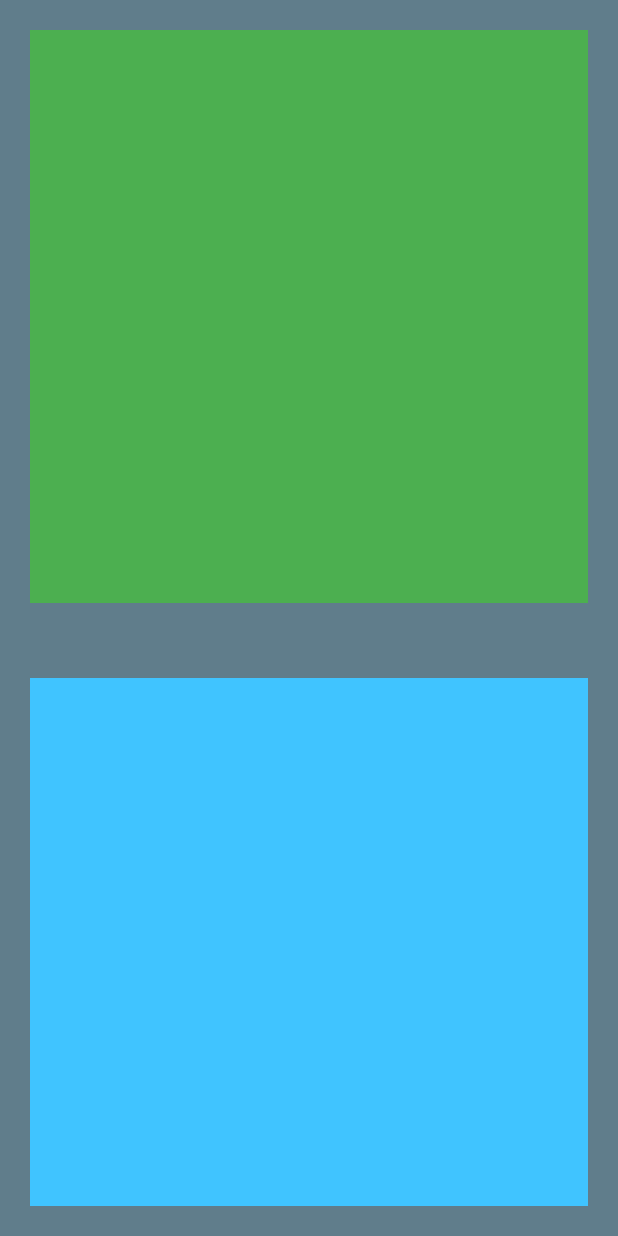
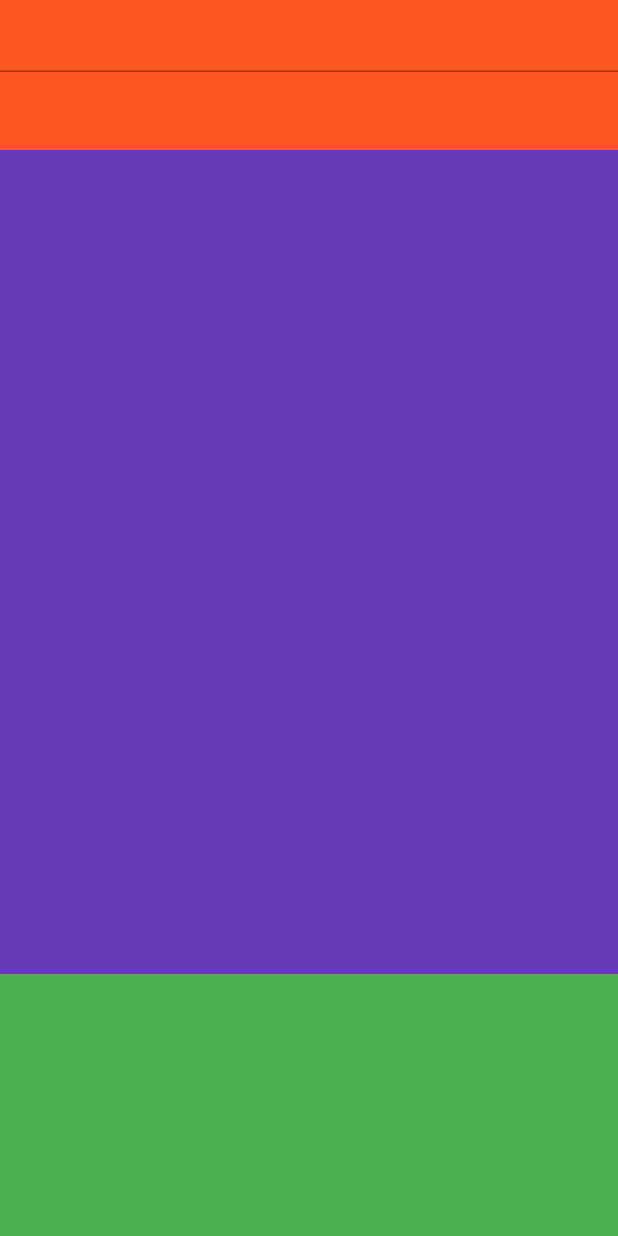
Before and after one commit to LPxfdDpp/dart_study, a Flutter app: the screen it shows after launch, on a phone screen of 412 x 824 dp. Run offline on Flutter 3.47's test engine with Material 2 defaults, Android fonts, the phone set to English and light mode, and no system bars; our stand-ins replace bloc, built_collection, built_value, dio, flutter_bloc, rxdart; generated files the repository leaves out were written again.

Commit message:
小调整

```diff
--- a/phone_study/lib/basic_use_of_flutter/basic_use_of_flutter_page_2.dart
+++ b/phone_study/lib/basic_use_of_flutter/basic_use_of_flutter_page_2.dart
@@ -49,12 +49,12 @@ class _BasicUseOfFlutterPage2State extends State<BasicUseOfFlutterPage2> with Ro
     print(preRoutPassInArguments);
 
 
-    Phone_study.routeObserver.subscribe(this, ModalRoute.of(context));
+    routeObserver.subscribe(this, ModalRoute.of(context));
   }
 
   @override
   void dispose() {
-    Phone_study.routeObserver.unsubscribe(this);
+    routeObserver.unsubscribe(this);
     super.dispose();
     print('RouteAware dispose');
   }
--- a/phone_study/lib/main.dart
+++ b/phone_study/lib/main.dart
@@ -1,15 +1,18 @@
 import 'package:flutter/material.dart';
 import 'basic_use_of_flutter/route/ownNavigatorObserver.dart';
 import 'basic_use_of_flutter/route/ownRouteGenerator.dart';
+
+
+// 全局的路由监听者，可在需要的widget中添加，应该放到一个全局定义的文件中
+//需要监听的Widget中 需要 extends State<xxx> with RouteAware {
+final RouteObserver<PageRoute> routeObserver = RouteObserver<PageRoute>();
+
 
 void main() => runApp(new Phone_study());
 
 class Phone_study extends StatelessWidget {
 
 
-  // 全局的路由监听者，可在需要的widget中添加，应该放到一个全局定义的文件中
-  //需要监听的Widget中 需要 extends State<xxx> with RouteAware {
-  static final RouteObserver<PageRoute> routeObserver = RouteObserver<PageRoute>();
 
   @override
   Widget build(BuildContext context) {
--- a/phone_study/lib/pre/pre.dart
+++ b/phone_study/lib/pre/pre.dart
@@ -31,36 +31,21 @@ class PrePageState extends State<PrePage> with SingleTickerProviderStateMixin {
   AnimationController _animationController;
 
 
+
+
+
+  Key _key = ValueKey("value");
+
+
+
+
+ScrollController _scrollController = ScrollController();
   @override
   void initState() {
     super.initState();
     _animationController = AnimationController(vsync: this,duration: Duration(milliseconds: 5000));
-     _animation = _animationController.drive(
-       Tween(
-         begin: 0,
-         end: 200,
-       ),
-     );
-    _animationP = _animationController.drive(
-      Tween(
-        begin: 0,
-        end: 2*math.pi,
-      ),
-    );
-
-    _animationController.addListener(() {
-//      setState(() {
-//
-//      });
-    });
 
 
-    _animationController.forward();
-    _controller = ScrollController()..addListener(() {
-
-      print("jjjjj");
-
-    });
 
   }
 
@@ -74,24 +59,24 @@ class PrePageState extends State<PrePage> with SingleTickerProviderStateMixin {
 
  var _deviceW;
  var _deviceH;
-
- var _key = ValueKey("value");
-var _controller;
   @override
   Widget build(BuildContext context) {
     if(_deviceW == null) _deviceW = MediaQuery.of(context).size.width;
     if(_deviceH == null) _deviceH = MediaQuery.of(context).size.height;
-;
+
 
 
 //    CustomScrollView
-//    SliverGrid
 //    SliverList
 //    ListView
+//    RenderSliverList
+//    SliverPadding
 
-    print("ppppppppppppppppppp");
-    print(_animation.value);
-    print(_animation.value.toString());
+
+
+    print("build(BuildContext context)");
+
+
 
     return Scaffold(
         backgroundColor: Colors.amber,
@@ -99,87 +84,133 @@ var _controller;
         body:
         SafeArea(
           child: Center(
-            child: ColoredBox(
-              color: Colors.blueGrey,
-              child: Padding(
-                padding: const EdgeInsets.all(20.0),
             child:
             NotificationListener<ScrollUpdateNotification>(
-                    child:Scrollable(
-                    controller :_controller,
-                  viewportBuilder:(context,position){
+              child: Scrollable(
+                viewportBuilder: (BuildContext context, ViewportOffset offset) {
+                  return Viewport(
+                    offset: offset,
+                    slivers:
+                                 [ SliverToBoxAdapter(
+                key: _key,
+                child: GestureDetector(
+                  onTap: (){
+                    print("ddddddddddddd");
+                    FocusScope.of(context).unfocus();
+                  },
+                  child: Container(
+                    width: 200,
+                    height: 100,
+                    color: Colors.deepOrange,
+                    child: TextField(
 
-                    return Viewport(
-                      center: _key,
-                      offset: ViewportOffset.fixed(position.pixels),
-                      slivers: <Widget>[
-                        SliverToBoxAdapter(
-                          child: Container(
-                            width: _deviceW*4/3,
-                            height: _deviceH/2-30,
-                            color: Colors.deepOrange,
+                    ),
+                  ),
                 ),
               ),
               SliverToBoxAdapter(
-                          child: SizedBox(
-                            height: 50,
+
+                child: GestureDetector(
+                  onTap: (){
+                    FocusScope.of(context).unfocus();
+                  },
+                  child: Container(
+                    width: 200,
+                    height: _deviceH*2/3,
+                    color: Colors.deepPurple,
                   ),
-                        ),
-                        SliverToBoxAdapter(
-                          key: _key,
-                          child: Container(
-                            width: _deviceW*4/3,
-                            height: _deviceH/2-30,
-                            color: Colors.green,
-                          ),
-                        ),
-                        SliverToBoxAdapter(
-                          child: SizedBox(
-                            height: 50,
                 ),
               ),
               SliverToBoxAdapter(
                 child: Container(
-                            width: _deviceW*4/3,
-                            height: _deviceH/2-30,
-                            color: Colors.lightBlueAccent,
+                  width: 200,
+                  height: _deviceH*2/3,
+                  color: Colors.green,
                 ),
               ),
-                      ],
+                   ]
+                    ,
                   );
-                  }
-
-                ),
-
-                onNotification: (jjj){
-                      print("llllll");
                 },
               ),
-              ),
-            ),
+              onNotification: (ScrollUpdateNotification notification) {
+
+                print("onNotification");
+
+                final FocusScopeNode focusScope = FocusScope.of(context);
+                if (notification.dragDetails != null && focusScope.hasFocus) {
+                  focusScope.unfocus();
+                }
+                return false;
+              },
+            )
+
+
+
+
+
+
+
+//            Viewport(
+//              offset: ViewportOffset.fixed(0),
+//              anchor: 0.0,
+//            center: _key,
+//            slivers: <Widget>[
+//              SliverToBoxAdapter(
+//                key: _key,
+//                child: GestureDetector(
+//                  onTap: (){
+//                    print("ddddddddddddd");
+//                    FocusScope.of(context).unfocus();
+//                  },
+//                  child: Container(
+//                    width: 200,
+//                    height: 100,
+//                    color: Colors.deepOrange,
+//                    child: TextField(
+//
+//                    ),
+//                  ),
+//                ),
+//              ),
+//              SliverToBoxAdapter(
+//
+//                child: GestureDetector(
+//                  onTap: (){
+//                    FocusScope.of(context).unfocus();
+//                  },
+//                  child: Container(
+//                    width: 200,
+//                    height: _deviceH*2/3,
+//                    color: Colors.deepPurple,
+//                  ),
+//                ),
+//              ),
+//              SliverToBoxAdapter(
+//                child: Container(
+//                  width: 200,
+//                  height: _deviceH*2/3,
+//                  color: Colors.green,
+//                ),
+//              ),
+//
+//              ],
+//            )
+
+
+
+
+
+
+
+
+
+
           ),
         )
 
     );
   }
-
-//  Transform(
-//  alignment: FractionalOffset.center,
-//  transform: Matrix4(
-//  1,0,0,0,
-//  0,1,0,0,
-////                          0,0,1,_animationController.value/10,
-//  0,0,1,0.05,
-////                          0,0,1,0,
-//  0,0,0,1
-////                      )..rotateX(_animationP.value/4),
-//  )..rotate(Vector3(1, 0, 0), _animationP.value/4),
-//  child: Container(
-//  width: _deviceW*4/3,
-//  height: _deviceH/2-30,
-//  color: Colors.deepOrange,
-//  ),
-//  )
 
 
 
@@ -227,8 +258,9 @@ var _controller;
 //    Builder
 //    IndexedStack
 //    CheckboxListTile Switch
-    /// ImageStreamCompleter Viewport AnimatedList FractionalOffset ListWheelScrollView HitTestBehavior KeyedSubtree AutomaticKeepAlive待
+    /// ImageStreamCompleter Viewport AnimatedList FractionalOffset ListWheelScrollView 待
     /// FocusScope 待 鸡肋
+//    KeyedSubtree
 //    Placeholder
 //    Row IntrinsicHeight
 //    floatingActionButtonLocation: FloatingActionButtonLocation.centerDocked, BottomAppBar( shape:CircularNotchedRectangle()
@@ -242,7 +274,7 @@ var _controller;
 //    NotificationListener<ScrollNotification>
 //    TickerMode
 //    PrimaryScrollController
-//    SystemChannels.textInput.invokeMethod('TextInput.hide'); FocusScope.of(context).requestFocus(FocusNode());
+//    SystemChannels.textInput.invokeMethod('TextInput.hide'); FocusScope.of(context).unfocus(); FocusScope.of(context).requestFocus(FocusNode());
 //    Function .call()
 
 //    RefreshIndicator
```
Lines whose indentation alone changed are shown as unchanged.
